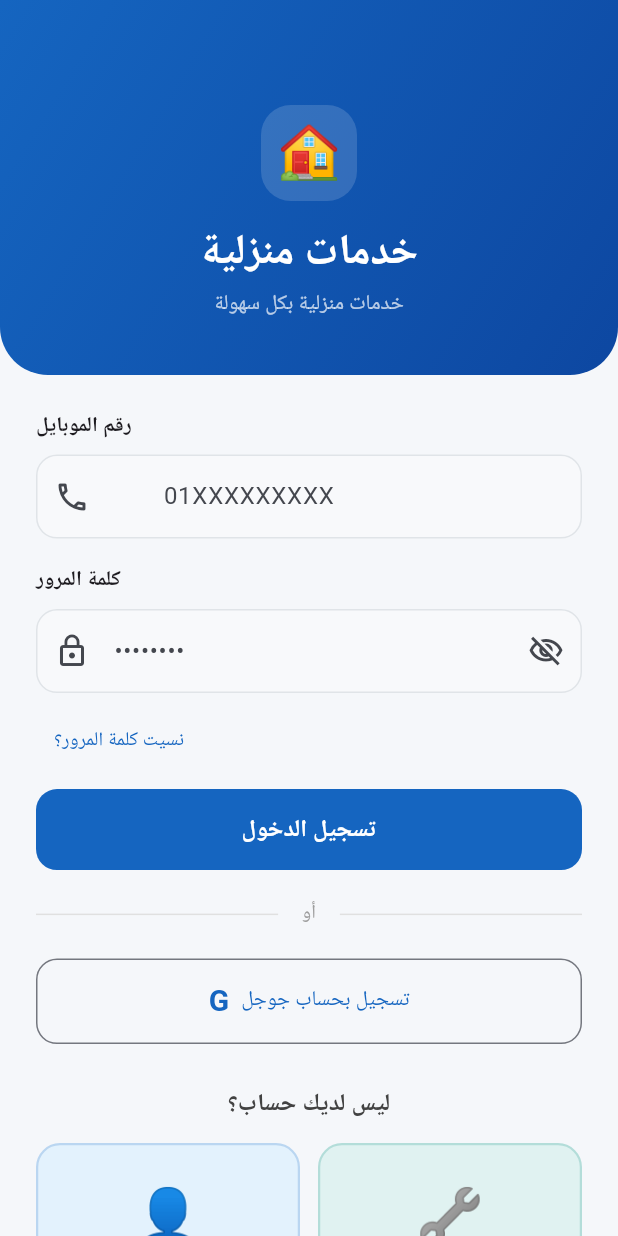
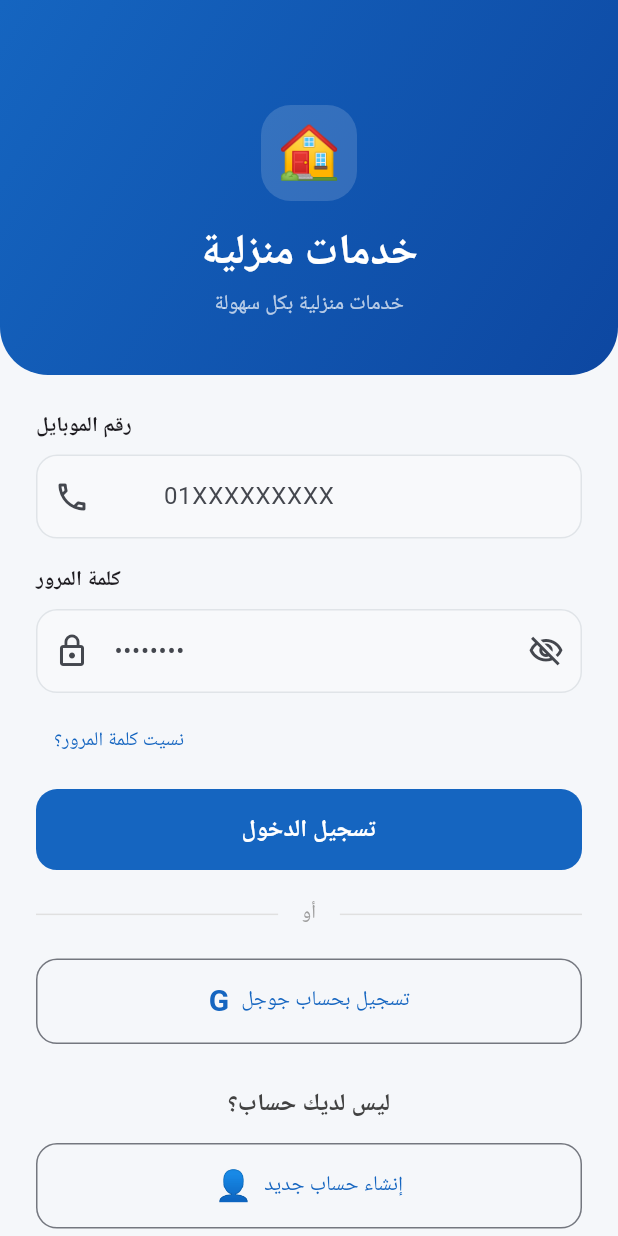
Before and after one commit to hes12ham/homeease, a Flutter app: the LoginScreen screen opened by its route, on a phone screen of 412 x 824 dp. Run offline on Flutter 3.47's test engine with Material 3 defaults, Android fonts, the phone set to English and light mode, and no system bars; our stand-ins replace cloud_firestore, firebase_auth, firebase_core, firebase_messaging, firebase_storage, geocoding and 7 more; accounts and stored records are empty; Roboto replaces fonts that are missing (Cairo).

Commit message:
Fix 4 issues: 1. Category chips overflow fixed (proper scrollable width) 2. Returning user → goes straight to home (skips role selection) 3. Orders tab shows 'سجّل دخولك' for non-logged users 4. Login from booking → CLIENT only (no technician option)    - Technician registration stays in role selection screen only

```diff
--- a/lib/screens/auth/login_screen_v2.dart
+++ b/lib/screens/auth/login_screen_v2.dart
@@ -238,49 +238,26 @@ class _LoginScreenState extends State<LoginScreen> {
                   ),
                   const SizedBox(height: 14),
 
-                  // Role Selection Cards
-                  Row(
-                    children: [
-                      // Client Card
-                      Expanded(
-                        child: _buildRoleCard(
-                          context,
-                          icon: '👤',
-                          label: 'عميل',
-                          subtitle: 'احجز خدمات منزلية',
-                          color: Theme.of(context).colorScheme.primary,
-                          lightColor: const Color(0xFFE3F2FD),
-                          onTap: () {
+                  // Register as Client
+                  SizedBox(
+                    width: double.infinity,
+                    child: OutlinedButton.icon(
+                      icon: const Text('👤', style: TextStyle(fontSize: 20)),
+                      label: const Text('إنشاء حساب جديد'),
+                      onPressed: () {
                         Navigator.of(context).push(
                           MaterialPageRoute(
-                                builder: (_) =>
-                                    const ClientRegisterScreen(),
+                            builder: (_) => const ClientRegisterScreen(),
                           ),
                         );
                       },
+                      style: OutlinedButton.styleFrom(
+                        padding: const EdgeInsets.symmetric(vertical: 14),
+                        shape: RoundedRectangleBorder(
+                          borderRadius: BorderRadius.circular(14),
                         ),
                       ),
-                      const SizedBox(width: 12),
-                      // Technician Card
-                      Expanded(
-                        child: _buildRoleCard(
-                          context,
-                          icon: '🔧',
-                          label: 'فني',
-                          subtitle: 'انضم كمقدم خدمة',
-                          color: const Color(0xFF00897B),
-                          lightColor: const Color(0xFFE0F2F1),
-                          onTap: () {
-                            Navigator.of(context).push(
-                              MaterialPageRoute(
-                                builder: (_) =>
-                                    const TechRegistrationScreen(),
                     ),
-                            );
-                          },
-                        ),
-                      ),
-                    ],
                   ),
                   const SizedBox(height: 24),
 
--- a/lib/screens/booking/booking_screen.dart
+++ b/lib/screens/booking/booking_screen.dart
@@ -104,7 +104,11 @@ class _BookingScreenState extends State<BookingScreen> {
                     ElevatedButton(
                       onPressed: () {
                         Navigator.pop(ctx);
-                        Navigator.of(context).pushNamed('/login');
+                        Navigator.of(context).push(
+                          MaterialPageRoute(
+                            builder: (_) => const LoginScreen(),
+                          ),
+                        );
                       },
                       child: const Text('تسجيل الدخول'),
                     ),
--- a/lib/screens/home/home_screen.dart
+++ b/lib/screens/home/home_screen.dart
@@ -155,8 +155,9 @@ class _HomeScreenState extends State<HomeScreen> {
 
             SliverToBoxAdapter(
               child: SizedBox(
-                height: 48,
+                height: 50,
                 child: ListView.builder(
+                  clipBehavior: Clip.none,
                   scrollDirection: Axis.horizontal,
                   padding: const EdgeInsets.symmetric(horizontal: 16),
                   itemCount: _categories.length,
@@ -170,7 +171,7 @@ class _HomeScreenState extends State<HomeScreen> {
                       onTap: () => setState(() => _selectedCategory = key),
                       child: Container(
                         margin: const EdgeInsets.symmetric(horizontal: 4),
-                        padding: const EdgeInsets.symmetric(horizontal: 18, vertical: 10),
+                        padding: const EdgeInsets.symmetric(horizontal: 14, vertical: 10),
                         decoration: BoxDecoration(
                           color: isSelected ? color : Colors.white,
                           borderRadius: BorderRadius.circular(25),
```
Also changed, not shown: lib/screens/splash_screen.dart (+12 -0 lines). Lines whose indentation alone changed are shown as unchanged.
